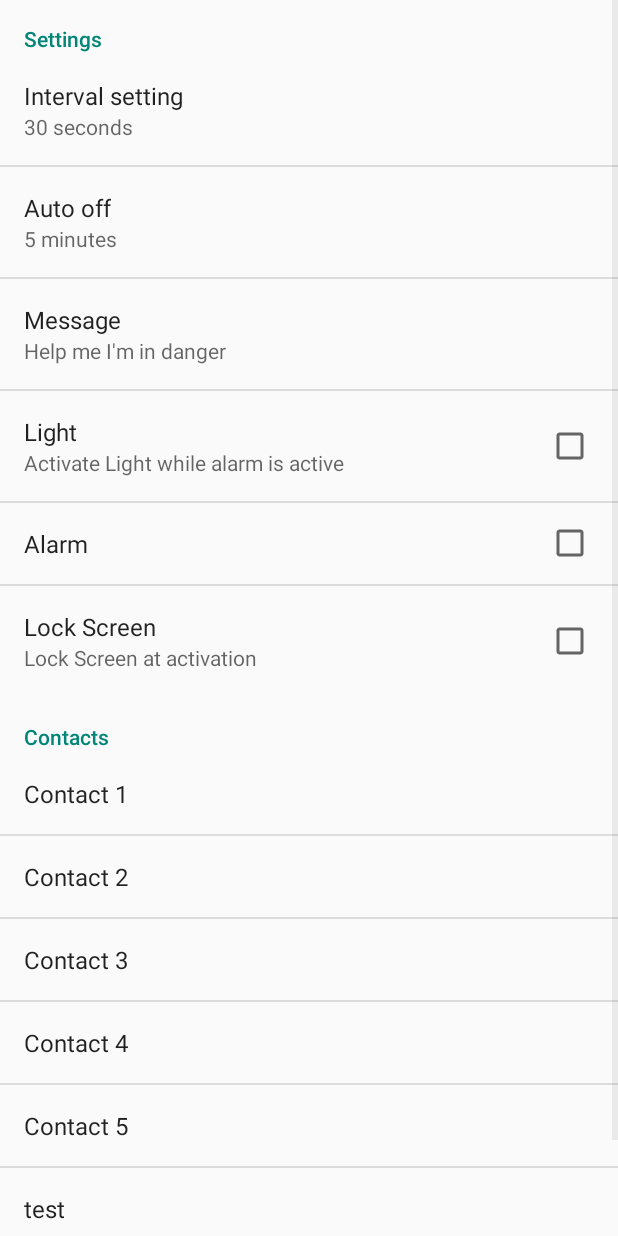
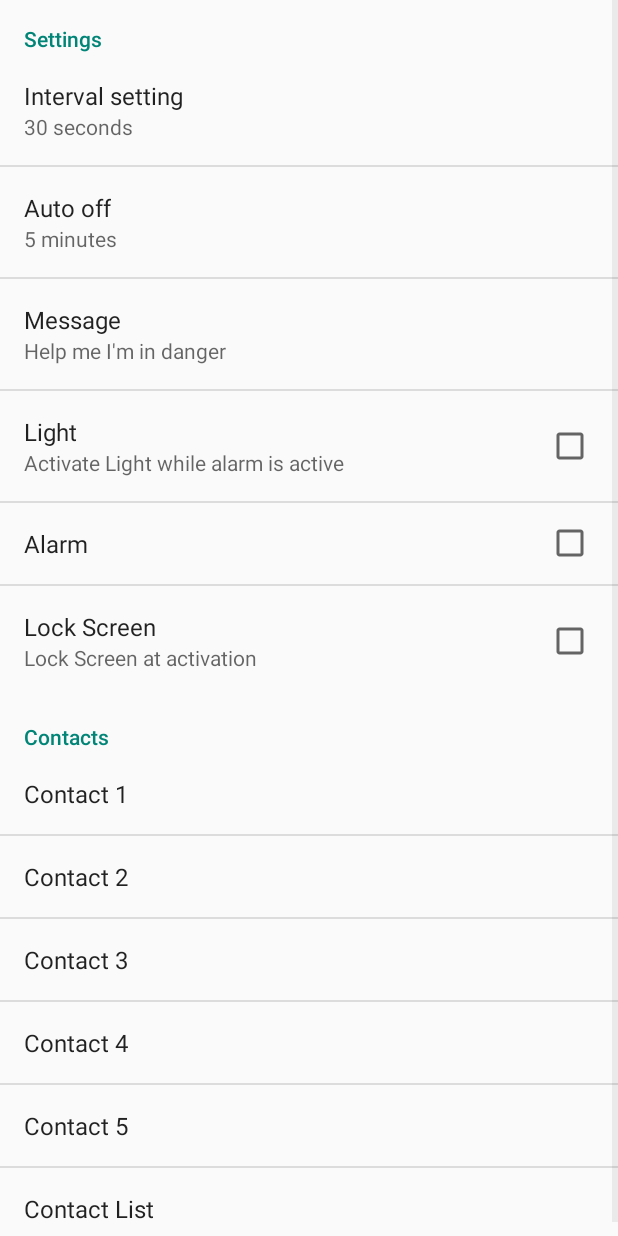
Before and after one commit to disti95/CriminalAlarmApp, an Android app: the PreferencesActivity screen opened directly, with no data from a screen before it, on a phone screen of 412 x 824 dp. Run offline under Robolectric (Android 15) with nearby library versions, the phone set to English and light mode, and no system bars.

Commit message:
clean up @array and fixed multiselectionList problem

```diff
--- a/app/src/main/java/com/example/stefa/sendsms2/PreferencesActivity.java
+++ b/app/src/main/java/com/example/stefa/sendsms2/PreferencesActivity.java
@@ -28,7 +28,7 @@ public class PreferencesActivity extends PreferenceActivity implements SharedPre
     }
 
     public void loadContactsToContactList() {
-        MultiSelectListPreference listPreference = (MultiSelectListPreference) getPreferenceScreen().findPreference("multi_select_list_preference_1");
+        MultiSelectListPreference listPreference = (MultiSelectListPreference) getPreferenceScreen().findPreference("contactList");
         ArrayList<String> nameList = new ArrayList<>();
         ArrayList<String> numberList = new ArrayList<>();
         Cursor contacts = getContentResolver().query(ContactsContract.CommonDataKinds.Phone.CONTENT_URI, null,null,null, null);
--- a/app/src/main/res/values/strings.xml
+++ b/app/src/main/res/values/strings.xml
@@ -5,7 +5,7 @@
     <string name="title_activity_main2">Main2Activity</string>
     <string name="title_activity_settings">SettingsActivity</string>
     <string name="information">information</string>
-    <string name="emptyString">test</string>
+    <string name="emptyString"></string>
     <string-array name="interval">
         <item>"30 seconds"</item>
         <item>"1 minute"</item>
@@ -44,23 +44,6 @@
         <item>"1800000"</item>
         <item>"3600000"</item>
     </string-array>
-    <string-array name="bool">
-        <item>"on"</item>
-        <item>"off"</item>
-    </string-array>
-    <string-array name="bool_values">
-        <item>"true"</item>
-        <item>"false"</item>
-    </string-array>
-
-    <string-array name="lockScreen">
-        <item>"on"</item>
-        <item>"off"</item>
-    </string-array>
-    <string-array name="lockScreen_values">
-    <item>"true"</item>
-    <item>"false"</item>
-    </string-array>
 
     <string-array name="empty_array"/>
 
--- a/app/src/main/res/xml/preferences.xml
+++ b/app/src/main/res/xml/preferences.xml
@@ -72,20 +72,12 @@
                     android:defaultValue=""
                     />
         </PreferenceCategory>
-        <ListPreference
-            android:dependency="test"
-            android:key="test"
-            android:title="test"
-            android:summary=""
-            android:entries="@array/lockScreen"
-            android:entryValues="@array/lockScreen_values"
-            />
         <MultiSelectListPreference
             android:defaultValue="@array/empty_array"
             android:entries="@array/auto_off"
             android:entryValues="@array/auto_off_values"
-            android:key="multi_select_list_preference_1"
-            android:title="Multi select list preference" />
+            android:key="contactList"
+            android:title="Contact List" />
 
 
 
```
